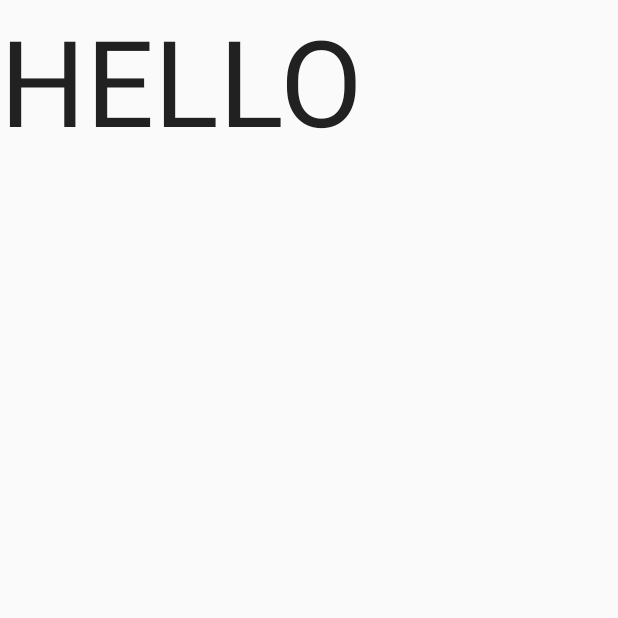
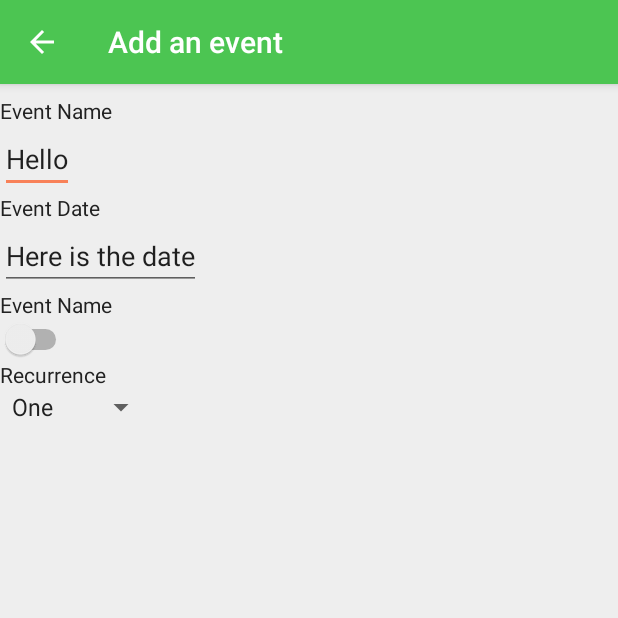
Before and after one commit to TheRyanMiller/Gift-Idea-Reminder, an Android app: the EditEventActivity screen opened directly, with no data from a screen before it, on a phone screen of 412 x 824 dp, the top half of it. Run offline under Robolectric (Android 15) with nearby library versions, the phone set to English and light mode, and no system bars.

Commit message:
Building event form

```diff
--- a/app/src/main/java/com/rtmillerprojects/giftideareminder/ui/EditEventActivity.java
+++ b/app/src/main/java/com/rtmillerprojects/giftideareminder/ui/EditEventActivity.java
@@ -1,8 +1,14 @@
 package com.rtmillerprojects.giftideareminder.ui;
 
+import android.app.FragmentTransaction;
 import android.os.Bundle;
 import android.support.v7.app.AppCompatActivity;
 import android.support.v7.widget.Toolbar;
+import android.view.View;
+import android.widget.ArrayAdapter;
+import android.widget.EditText;
+import android.widget.Spinner;
+import android.widget.TextView;
 
 import com.rtmillerprojects.giftideareminder.R;
 
@@ -12,17 +18,47 @@ import com.rtmillerprojects.giftideareminder.R;
 public class EditEventActivity extends AppCompatActivity{
 
     Toolbar toolbar;
+    Spinner spinner;
     @Override
     public void onCreate(Bundle savedInstanceState) {
         super.onCreate(savedInstanceState);
-        setContentView(R.layout.edit_event2);
+        setContentView(R.layout.edit_event);
+        spinner = (Spinner) findViewById(R.id.recurrence_spinner);
         toolbar = (Toolbar) findViewById(R.id.editEventToolbar);
         Bundle extras = getIntent().getExtras();
         if (toolbar != null) {
             setSupportActionBar(toolbar);
+            assert getSupportActionBar() != null;
             getSupportActionBar().setDisplayHomeAsUpEnabled(true);
             getSupportActionBar().setTitle("Add an event");
         }
+        ArrayAdapter<CharSequence> recurrenceOptionAdapter = ArrayAdapter.createFromResource(this,
+                R.array.spinner_items_array, android.R.layout.simple_spinner_item);
+        // Specify the layout to use when the list of choices appears
+        recurrenceOptionAdapter.setDropDownViewResource(android.R.layout.simple_spinner_dropdown_item);
+        // Apply the adapter to the spinner
+        spinner.setAdapter(recurrenceOptionAdapter);
 
     }
+    public void onStart(){
+        super.onStart();
+
+        EditText selectedDate=(EditText) findViewById(R.id.selectedDate);
+
+        if(selectedDate!=null){
+            selectedDate.setOnFocusChangeListener(new View.OnFocusChangeListener(){
+                public void onFocusChange(View view, boolean hasfocus){
+                    if(hasfocus){
+                        DateDialog dialog=new DateDialog(view);
+                        FragmentTransaction ft =getFragmentManager().beginTransaction();
+                        dialog.show(ft, "DatePicker");
+
+                    }
+                }
+
+            });
+        }
+    }
+
+
 }
--- a/app/src/main/res/layout/edit_event.xml
+++ b/app/src/main/res/layout/edit_event.xml
@@ -7,12 +7,6 @@
     android:layout_width="match_parent"
     android:layout_height="match_parent"
     android:fitsSystemWindows="true">
-    <TextView
-        android:layout_width="wrap_content"
-        android:layout_height="wrap_content"
-        android:textSize="80sp"
-        android:text="HELLO"
-        />
 
     <android.support.design.widget.AppBarLayout android:layout_height="wrap_content"
         android:layout_width="match_parent"
@@ -34,7 +28,8 @@
         android:background="@color/material_gray_200"
         android:fillViewport="true"
         android:fitsSystemWindows="true"
-        tools:context=".ui.EditEventActivity">
+        tools:context=".ui.EditEventActivity"
+        app:layout_behavior="@string/appbar_scrolling_view_behavior">
 
 
 
@@ -44,13 +39,48 @@
             android:orientation="vertical"
             android:paddingTop="@dimen/view_spacing_small">
 
-            <include layout="@layout/fragment_material_theme_in_xml_buttons_raised"/>
+            <TextView
+                android:layout_width="wrap_content"
+                android:layout_height="wrap_content"
+                android:text="Event Name"/>
+            <EditText
+                android:layout_width="wrap_content"
+                android:layout_height="wrap_content"
+                android:text="Hello"
+                />
+            <TextView
+                android:layout_width="wrap_content"
+                android:layout_height="wrap_content"
+                android:text="Event Date"/>
+            <EditText
+                android:id="@+id/selectedDate"
+                android:layout_width="wrap_content"
+                android:layout_height="wrap_content"
+                android:text="Here is the date"/>
+            <TextView
+                android:layout_width="wrap_content"
+                android:layout_height="wrap_content"
+                android:text="Event Name"/>
+            <Switch
+                android:id="@+id/recurring_switch"
+                android:layout_width="wrap_content"
+                android:layout_height="wrap_content"
+                />
+            <TextView
+                android:layout_width="wrap_content"
+                android:layout_height="wrap_content"
+                android:text="Recurrence"/>
+            <Spinner
+                android:id="@+id/recurrence_spinner"
+                android:layout_width="wrap_content"
+                android:layout_height="wrap_content"
+                />
 
-            <include layout="@layout/fragment_material_theme_in_xml_switches"/>
-
-            <include layout="@layout/fragment_material_theme_in_xml_spinners"/>
-
-            <include layout="@layout/fragment_material_theme_in_xml_sliders"/>
+            values.put(EVENT_DATE, dateFormat.format(agendaItem.getDate()));
+            values.put(EVENT_TITLE, agendaItem.getTitle());
+            values.put(EVENT_RECURRING, agendaItem.getRecurring());
+            values.put(EVENT_RECURRATE, agendaItem.getRecurRate());
+            values.put(KEY_CREATED_AT, getDateTime());
 
 
             <FrameLayout
```
Also changed, not shown: app/src/main/java/com/rtmillerprojects/giftideareminder/ui/DateDialog.java (added, +42 -0 lines), app/src/main/res/values/strings.xml (+7 -0 lines).
